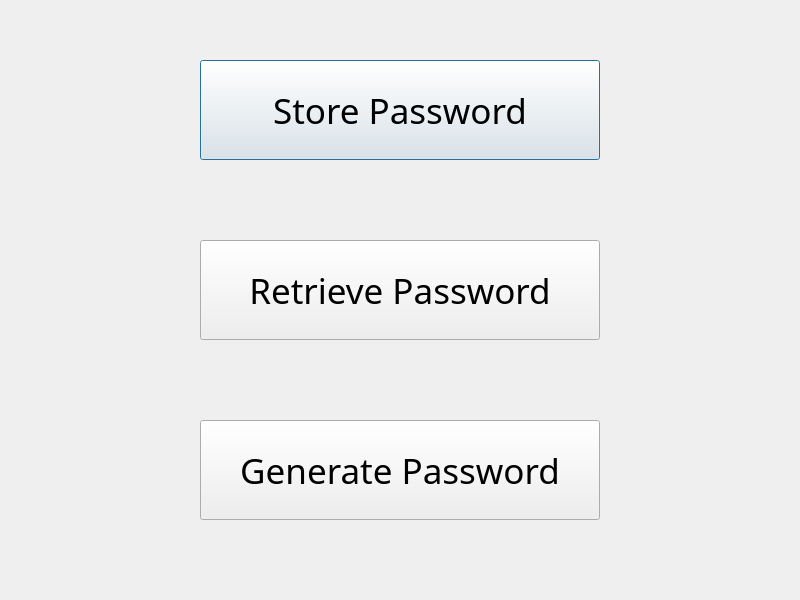
Above: passwordmanagementbuttons.ui from TheTallProgrammer/Password-Manager before the change. Below: the same form after it.
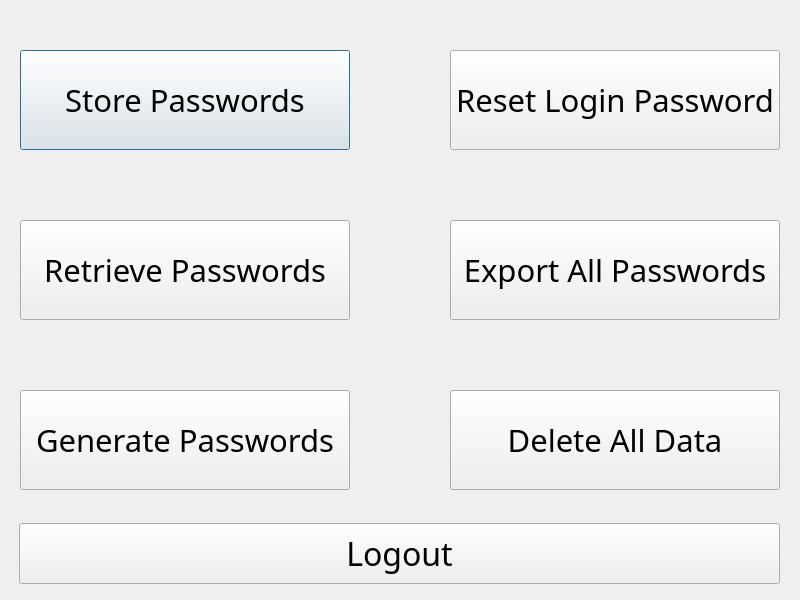
That is the form after the change.

Commit message: going to set up the reset password

```diff
--- a/passwordmanagementbuttons.ui
+++ b/passwordmanagementbuttons.ui
@@ -22,58 +22,134 @@
   <widget class="QPushButton" name="storePass">
    <property name="geometry">
     <rect>
-     <x>200</x>
-     <y>60</y>
-     <width>400</width>
+     <x>20</x>
+     <y>50</y>
+     <width>330</width>
      <height>100</height>
     </rect>
    </property>
    <property name="font">
     <font>
      <family>Bahnschrift Light</family>
-     <pointsize>26</pointsize>
+     <pointsize>23</pointsize>
     </font>
    </property>
    <property name="text">
-    <string>Store Password</string>
+    <string>Store Passwords</string>
    </property>
   </widget>
   <widget class="QPushButton" name="retrievePass">
    <property name="geometry">
     <rect>
-     <x>200</x>
-     <y>240</y>
-     <width>400</width>
+     <x>20</x>
+     <y>220</y>
+     <width>330</width>
      <height>100</height>
     </rect>
    </property>
    <property name="font">
     <font>
      <family>Bahnschrift Light</family>
-     <pointsize>26</pointsize>
+     <pointsize>23</pointsize>
     </font>
    </property>
    <property name="text">
-    <string>Retrieve Password</string>
+    <string>Retrieve Passwords</string>
    </property>
   </widget>
   <widget class="QPushButton" name="genPass">
    <property name="geometry">
     <rect>
-     <x>200</x>
-     <y>420</y>
-     <width>400</width>
+     <x>20</x>
+     <y>390</y>
+     <width>330</width>
      <height>100</height>
     </rect>
    </property>
    <property name="font">
     <font>
      <family>Bahnschrift Light</family>
-     <pointsize>26</pointsize>
+     <pointsize>23</pointsize>
     </font>
    </property>
    <property name="text">
-    <string>Generate Password</string>
+    <string>Generate Passwords</string>
+   </property>
+  </widget>
+  <widget class="QPushButton" name="exportPassButton">
+   <property name="geometry">
+    <rect>
+     <x>450</x>
+     <y>220</y>
+     <width>330</width>
+     <height>100</height>
+    </rect>
+   </property>
+   <property name="font">
+    <font>
+     <family>Bahnschrift Light</family>
+     <pointsize>23</pointsize>
+    </font>
+   </property>
+   <property name="text">
+    <string>Export All Passwords</string>
+   </property>
+  </widget>
+  <widget class="QPushButton" name="resetLoginButton">
+   <property name="geometry">
+    <rect>
+     <x>450</x>
+     <y>50</y>
+     <width>330</width>
+     <height>100</height>
+    </rect>
+   </property>
+   <property name="font">
+    <font>
+     <family>Bahnschrift Light</family>
+     <pointsize>23</pointsize>
+    </font>
+   </property>
+   <property name="text">
+    <string>Reset Login Password</string>
+   </property>
+  </widget>
+  <widget class="QPushButton" name="deleteAllButton">
+   <property name="geometry">
+    <rect>
+     <x>450</x>
+     <y>390</y>
+     <width>330</width>
+     <height>100</height>
+    </rect>
+   </property>
+   <property name="font">
+    <font>
+     <family>Bahnschrift Light</family>
+     <pointsize>23</pointsize>
+    </font>
+   </property>
+   <property name="text">
+    <string>Delete All Data</string>
+   </property>
+  </widget>
+  <widget class="QPushButton" name="logoutButton">
+   <property name="geometry">
+    <rect>
+     <x>19</x>
+     <y>523</y>
+     <width>761</width>
+     <height>61</height>
+    </rect>
+   </property>
+   <property name="font">
+    <font>
+     <family>Bahnschrift Light</family>
+     <pointsize>24</pointsize>
+    </font>
+   </property>
+   <property name="text">
+    <string>Logout</string>
    </property>
   </widget>
  </widget>
```
The commit also changes 3 other files.
